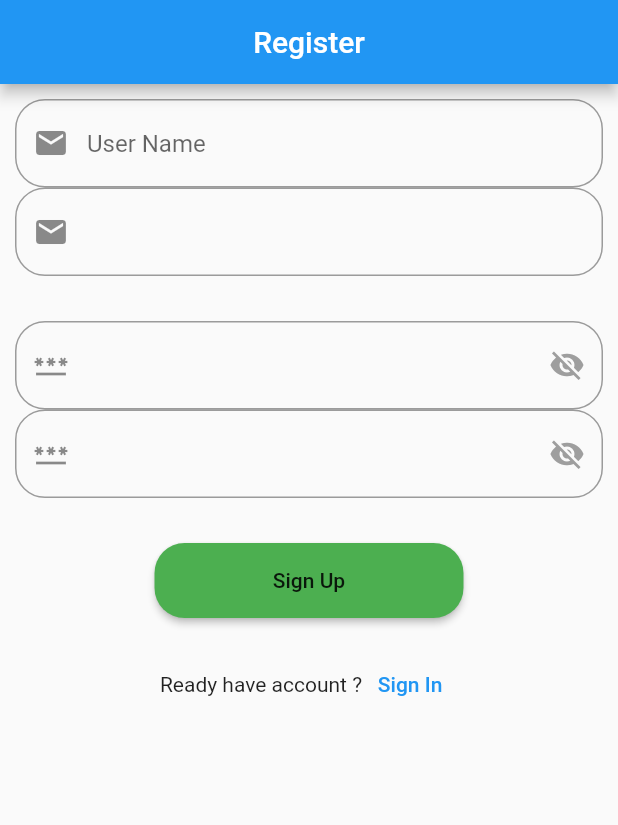
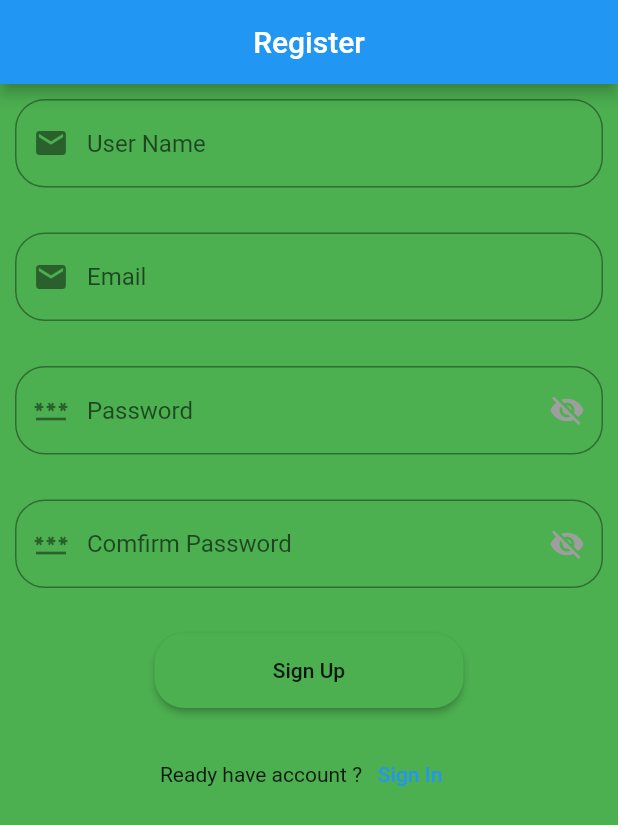
Before and after one commit to Savdancode/My-Code, a Flutter app: the screen it shows after launch, on a phone screen of 412 x 824 dp. Shown: the top 825 px of the screen. Run offline on Flutter 3.47's test engine with Material 2 defaults, Android fonts, the phone set to English and light mode, and no system bars; our stand-ins replace cloud_firestore, firebase_auth, firebase_core; accounts and stored records are empty.

Commit message:
Register Update

```diff
--- a/lib/Authen/register.dart
+++ b/lib/Authen/register.dart
@@ -28,6 +28,7 @@ class _RegisterState extends State<Register> {
   @override
   Widget build(BuildContext context) {
     return Scaffold(
+      backgroundColor: Colors.green,
       appBar: AppBar(
         title: Text('Register'),
         centerTitle: true,
@@ -56,12 +57,16 @@ class _RegisterState extends State<Register> {
                             ),
                           ),
                         ),
+                        SizedBox(
+                          height: 30,
+                        ),
                         TextFormField(
                           autofocus: false,
                           validator: (value) =>
                               value!.isEmpty ? 'Please enter email' : null,
                           controller: _email,
                           decoration: InputDecoration(
+                            hintText: 'Email',
                             focusColor: Colors.green,
                             prefixIcon: Icon(Icons.email),
                             border: OutlineInputBorder(
@@ -78,6 +83,7 @@ class _RegisterState extends State<Register> {
                               : null,
                           controller: _password,
                           decoration: InputDecoration(
+                            hintText: 'Password',
                             prefixIcon: Icon(Icons.password),
                             suffixIcon: InkWell(
                               onTap: _showPass,
@@ -93,6 +99,9 @@ class _RegisterState extends State<Register> {
                           ),
                           obscureText: _isHiden,
                         ),
+                        SizedBox(
+                          height: 30,
+                        ),
                         TextFormField(
                           validator: (value) =>
                               _password.text != _cpassword.text
@@ -100,6 +109,7 @@ class _RegisterState extends State<Register> {
                                   : null,
                           controller: _cpassword,
                           decoration: InputDecoration(
+                            hintText: 'Comfirm Password',
                             prefixIcon: Icon(Icons.password),
                             suffixIcon: InkWell(
                               onTap: _showPass,
--- a/lib/main.dart
+++ b/lib/main.dart
@@ -14,6 +14,7 @@ class MyApp extends StatelessWidget {
     return MaterialApp(
       title: 'Flutter Demo',
       home: TestScreen(),
+      debugShowCheckedModeBanner: false,
     );
   }
 }
```
